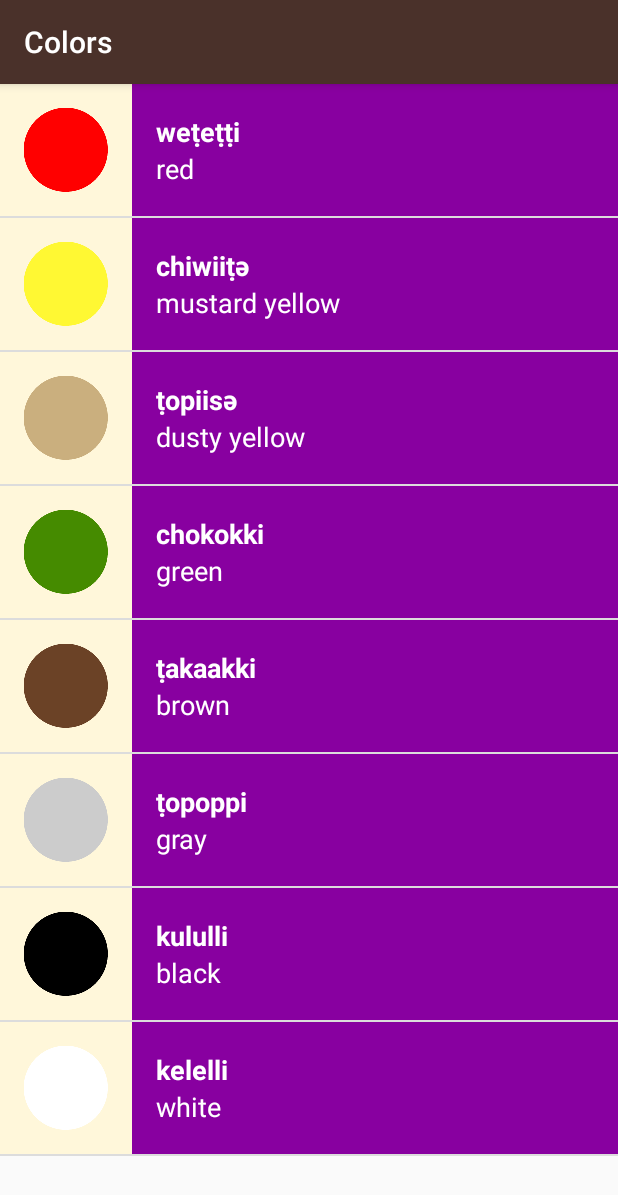
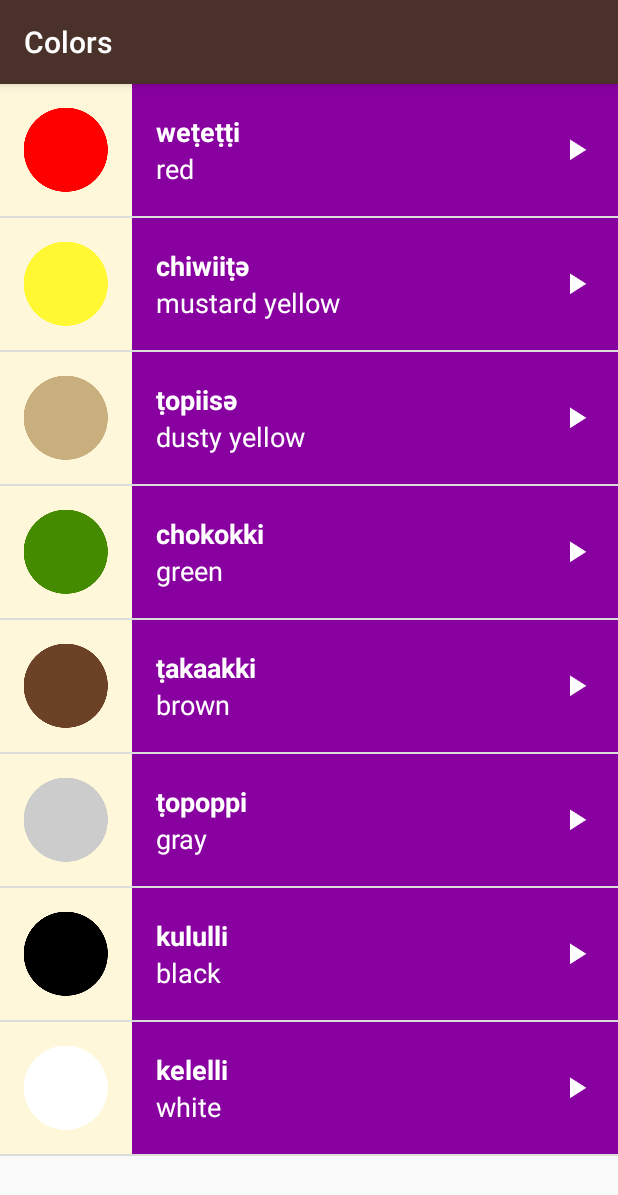
Before and after one commit to chengye233/miwok, an Android app: the ColorsActivity screen opened directly, with no data from a screen before it, on a phone screen of 412 x 824 dp. Shown: the top 1195 px of the screen. Run offline under Robolectric (Android 15) with nearby library versions, the light colour scheme and no system bars.

Commit message:
在布局文件上添加播放发音的图标。

```diff
--- a/app/src/main/res/layout/list_item.xml
+++ b/app/src/main/res/layout/list_item.xml
@@ -1,10 +1,9 @@
 <?xml version="1.0" encoding="utf-8"?>
-<LinearLayout xmlns:android="http://schemas.android.com/apk/res/android"
+<RelativeLayout xmlns:android="http://schemas.android.com/apk/res/android"
     xmlns:tools="http://schemas.android.com/tools"
     android:layout_width="match_parent"
-    android:layout_height="wrap_content"
+    android:layout_height="@dimen/list_item_height"
     android:background="@color/tan_background"
-    android:minHeight="@dimen/list_item_height"
     android:orientation="horizontal">
 
     <ImageView
@@ -16,10 +15,14 @@
     <LinearLayout
         android:id="@+id/text_container"
         android:layout_width="match_parent"
-        android:layout_height="match_parent"
-        tools:background="@color/category_numbers"
+        android:layout_height="@dimen/list_item_height"
+        android:layout_alignParentTop="true"
+        android:layout_alignParentRight="true"
+        android:layout_alignParentBottom="true"
+        android:layout_toRightOf="@id/list_item_icon"
         android:orientation="vertical"
-        android:paddingLeft="16dp">
+        android:paddingLeft="16dp"
+        tools:background="@color/category_numbers">
 
         <TextView
             android:id="@+id/miwok_text_view"
@@ -45,4 +48,12 @@
             tools:text="one" />
     </LinearLayout>
 
-</LinearLayout>
+    <ImageView
+        android:layout_width="@dimen/ic_play_arrow"
+        android:layout_height="@dimen/ic_play_arrow"
+        android:layout_alignParentRight="true"
+        android:layout_centerVertical="true"
+        android:layout_marginRight="16dp"
+        android:src="@drawable/ic_play_arrow_white_36dp" />
+
+</RelativeLayout>
--- a/app/src/main/res/values/dimens.xml
+++ b/app/src/main/res/values/dimens.xml
@@ -15,4 +15,7 @@
 <resources>
     <!-- Height of each list item -->
     <dimen name="list_item_height">88dp</dimen>
+
+    <!-- 发音图标大小 -->
+    <dimen name="ic_play_arrow">24dp</dimen>
 </resources>
```
